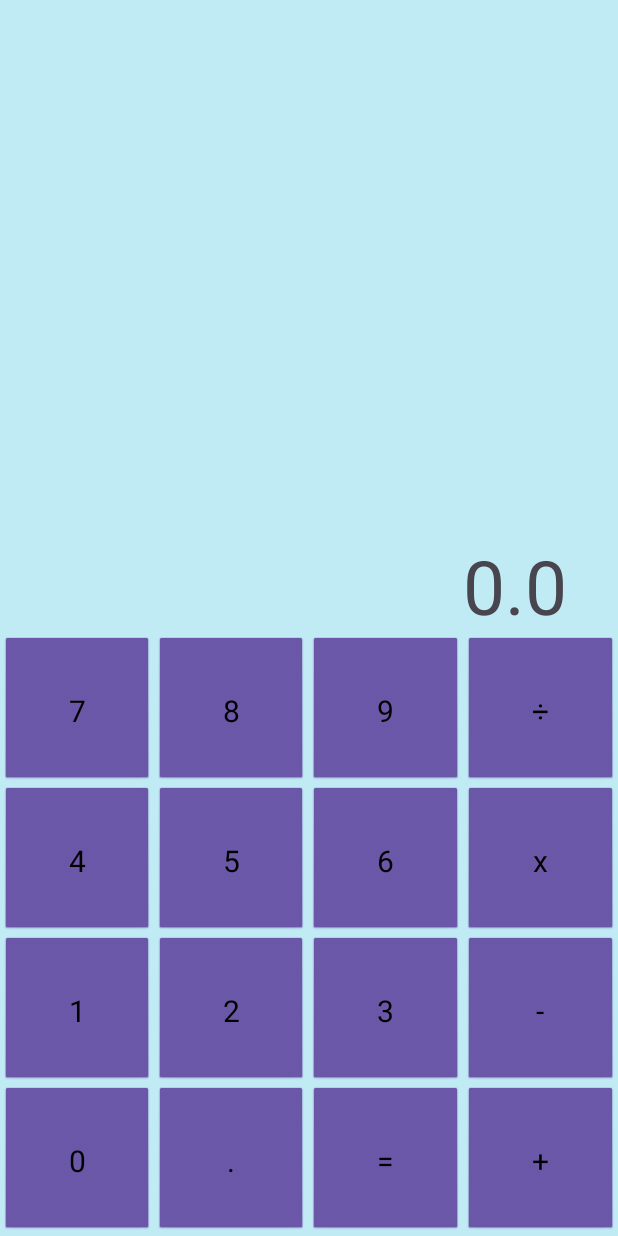
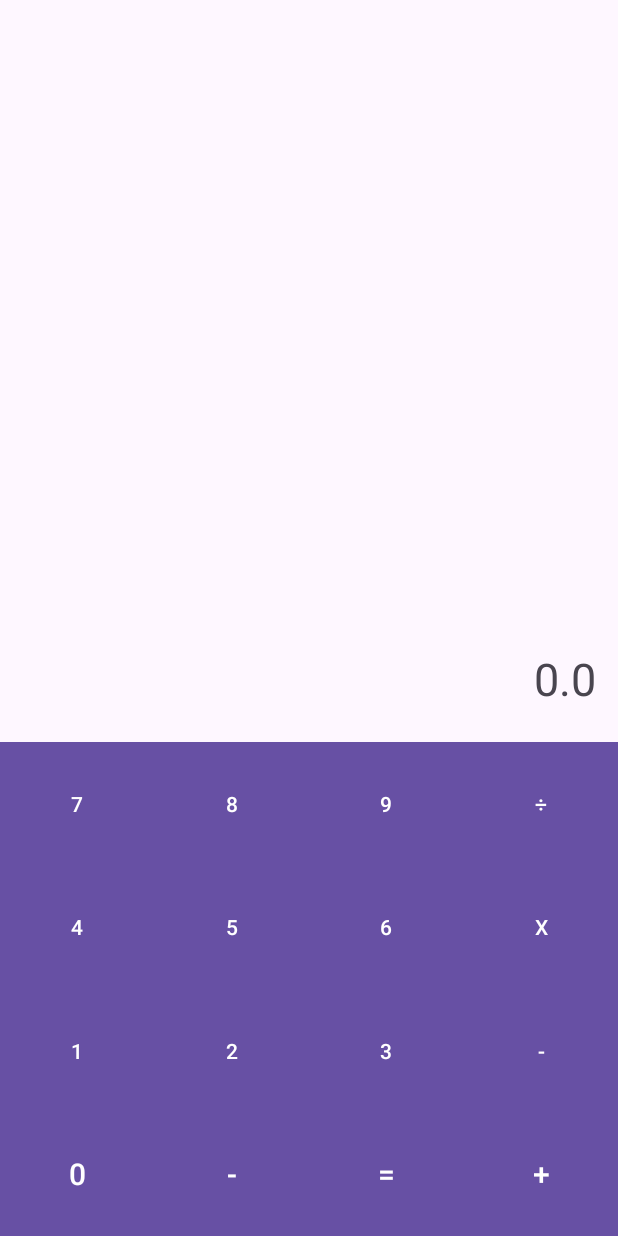
Before and after one commit to AndresFelipee05/CalculadoraSimple, an Android app: the screen it shows after launch (MainActivity), on a phone screen of 412 x 824 dp. Run offline under Robolectric (Android 15) with nearby library versions, the phone set to English and light mode, and no system bars.

Commit message:
Update activity_main.xml

```diff
--- a/CalculadoraSimple/app/src/main/res/layout/activity_main.xml
+++ b/CalculadoraSimple/app/src/main/res/layout/activity_main.xml
@@ -7,211 +7,259 @@
     android:layout_height="match_parent"
     tools:context=".MainActivity">
 
-    <View
-        android:layout_width="match_parent"
-        android:layout_height="match_parent"
-        android:background="#C1EBF4"
-        app:layout_constraintBottom_toBottomOf="parent"
-        app:layout_constraintEnd_toEndOf="parent"
-        app:layout_constraintStart_toStartOf="parent"
-        app:layout_constraintTop_toTopOf="parent">
-
-    </View>
-
-    <TextView
-        android:id="@+id/Resultado"
+    <androidx.constraintlayout.widget.Guideline
+        android:id="@+id/guidelineVertical1"
         android:layout_width="wrap_content"
         android:layout_height="wrap_content"
-        android:text="0.0"
-        android:textSize="50sp"
-        app:layout_constraintBottom_toTopOf="@id/tabla"
-        app:layout_constraintEnd_toEndOf="parent"
-        app:layout_constraintHorizontal_bias="0.9"
+        android:orientation="vertical"
+        app:layout_constraintGuide_percent="0.25" />
+
+    <androidx.constraintlayout.widget.Guideline
+        android:id="@+id/guidelineVertical2"
+        android:layout_width="wrap_content"
+        android:layout_height="wrap_content"
+        android:orientation="vertical"
+        app:layout_constraintGuide_percent="0.5" />
+
+    <androidx.constraintlayout.widget.Guideline
+        android:id="@+id/guidelineVertical3"
+        android:layout_width="wrap_content"
+        android:layout_height="wrap_content"
+        android:orientation="vertical"
+        app:layout_constraintGuide_percent="0.75" />
+
+    <androidx.constraintlayout.widget.Guideline
+        android:id="@+id/guidelineHorizontal1"
+        android:layout_width="wrap_content"
+        android:layout_height="wrap_content"
+        android:orientation="horizontal"
+        app:layout_constraintGuide_percent="0.60" />
+
+    <androidx.constraintlayout.widget.Guideline
+        android:id="@+id/guidelineHorizontal2"
+        android:layout_width="wrap_content"
+        android:layout_height="wrap_content"
+        android:orientation="horizontal"
+        app:layout_constraintGuide_percent="0.70" />
+
+    <androidx.constraintlayout.widget.Guideline
+        android:id="@+id/guidelineHorizontal3"
+        android:layout_width="wrap_content"
+        android:layout_height="wrap_content"
+        android:orientation="horizontal"
+        app:layout_constraintGuide_percent="0.80" />
+
+    <androidx.constraintlayout.widget.Guideline
+        android:id="@+id/guidelineHorizontal4"
+        android:layout_width="wrap_content"
+        android:layout_height="wrap_content"
+        android:orientation="horizontal"
+        app:layout_constraintGuide_percent="0.90" />
+
+    <Button
+
+        android:id="@+id/button0"
+        android:layout_width="0dp"
+        android:layout_height="0dp"
+        android:background="@color/black"
+        android:text="0"
+        android:textSize="20dp"
+        app:layout_constraintBottom_toBottomOf="parent"
+        app:layout_constraintEnd_toStartOf="@id/guidelineVertical1"
         app:layout_constraintStart_toStartOf="parent"
-        app:layout_constraintTop_toTopOf="parent"
-        app:layout_constraintVertical_bias="1" />
+        app:layout_constraintTop_toTopOf="@+id/guidelineHorizontal4" />
 
-    <TableLayout
-        android:id="@+id/tabla"
-        android:layout_width="match_parent"
-        android:layout_height="400dp"
+    <Button
+        android:id="@+id/buttonPunto"
+        android:layout_width="0dp"
+        android:layout_height="0dp"
+        android:text="-"
+        android:textSize="20dp"
+        android:background="@color/black"
         app:layout_constraintBottom_toBottomOf="parent"
-        app:layout_constraintEnd_toEndOf="parent"
-        app:layout_constraintStart_toStartOf="parent"
-        app:layout_constraintTop_toTopOf="parent"
-        app:layout_constraintVertical_bias="1">
+        app:layout_constraintEnd_toStartOf="@id/guidelineVertical2"
+        app:layout_constraintStart_toStartOf="@id/guidelineVertical1"
+        app:layout_constraintTop_toTopOf="@+id/guidelineHorizontal4"
+        />
+
+    <Button
+        android:id="@+id/buttonIgual"
+        android:layout_width="0dp"
+        android:layout_height="0dp"
+        android:text="="
+        android:textSize="20dp"
+        android:background="@color/black"
+        app:layout_constraintBottom_toBottomOf="parent"
+        app:layout_constraintEnd_toStartOf="@id/guidelineVertical3"
+        app:layout_constraintStart_toStartOf="@id/guidelineVertical2"
+        app:layout_constraintTop_toTopOf="@+id/guidelineHorizontal4"
+        />
 
 
-        <TableRow
-            android:layout_width="match_parent"
-            android:layout_height="match_parent"
-            android:layout_weight="1">
+    <!-- El boton de la derecha de abajo-->
+    <Button
+        android:id="@+id/buttonSuma"
+        android:layout_width="0dp"
+        android:layout_height="0dp"
+        android:text="+"
+        android:textSize="20dp"
+        android:background="@color/black"
+        app:layout_constraintTop_toBottomOf="@id/guidelineHorizontal4"
+        app:layout_constraintEnd_toEndOf="parent"
+        app:layout_constraintStart_toStartOf="@id/guidelineVertical3"
+        app:layout_constraintBottom_toBottomOf="parent"
+        />
+
+    <Button
+        android:id="@+id/button1"
+        android:layout_width="0dp"
+        android:layout_height="0dp"
+        android:background="@color/black"
+        android:text="1"
+        app:layout_constraintBottom_toBottomOf="@id/guidelineHorizontal4"
+        app:layout_constraintStart_toStartOf="parent"
+        app:layout_constraintEnd_toEndOf="@id/guidelineVertical1"
+        app:layout_constraintTop_toBottomOf="@id/guidelineHorizontal3"
+        />
+
+    <Button
+        android:id="@+id/button2"
+        android:layout_width="0dp"
+        android:layout_height="0dp"
+        android:background="@color/black"
+        android:text="2"
+        app:layout_constraintBottom_toBottomOf="@id/guidelineHorizontal4"
+        app:layout_constraintStart_toStartOf="@id/guidelineVertical1"
+        app:layout_constraintEnd_toEndOf="@id/guidelineVertical2"
+        app:layout_constraintTop_toBottomOf="@id/guidelineHorizontal3"
+        />
+
+    <Button
+        android:id="@+id/button3"
+        android:layout_width="0dp"
+        android:layout_height="0dp"
+        android:background="@color/black"
+        android:text="3"
+        app:layout_constraintBottom_toBottomOf="@id/guidelineHorizontal4"
+        app:layout_constraintStart_toStartOf="@id/guidelineVertical2"
+        app:layout_constraintEnd_toEndOf="@id/guidelineVertical3"
+        app:layout_constraintTop_toBottomOf="@id/guidelineHorizontal3"
+        />
+
+    <Button
+        android:id="@+id/buttonMenos"
+        android:layout_width="0dp"
+        android:layout_height="0dp"
+        android:background="@color/black"
+        android:text="-"
+        app:layout_constraintBottom_toBottomOf="@id/guidelineHorizontal4"
+        app:layout_constraintStart_toStartOf="@id/guidelineVertical3"
+        app:layout_constraintEnd_toEndOf="parent"
+        app:layout_constraintTop_toBottomOf="@id/guidelineHorizontal3"
+        />
+
+    <Button
+        android:id="@+id/button4"
+        android:layout_width="0dp"
+        android:layout_height="0dp"
+        android:background="@color/black"
+        android:text="4"
+        app:layout_constraintBottom_toBottomOf="@id/guidelineHorizontal3"
+        app:layout_constraintStart_toStartOf="parent"
+        app:layout_constraintEnd_toEndOf="@id/guidelineVertical1"
+        app:layout_constraintTop_toBottomOf="@id/guidelineHorizontal2"/>
+
+    <Button
+        android:id="@+id/button5"
+        android:layout_width="0dp"
+        android:layout_height="0dp"
+        android:background="@color/black"
+        android:text="5"
+        app:layout_constraintBottom_toBottomOf="@id/guidelineHorizontal3"
+        app:layout_constraintStart_toStartOf="@id/guidelineVertical1"
+        app:layout_constraintEnd_toEndOf="@id/guidelineVertical2"
+        app:layout_constraintTop_toBottomOf="@id/guidelineHorizontal2"/>
+
+    <Button
+        android:id="@+id/button6"
+        android:layout_width="0dp"
+        android:layout_height="0dp"
+        android:background="@color/black"
+        android:text="6"
+        app:layout_constraintBottom_toBottomOf="@id/guidelineHorizontal3"
+        app:layout_constraintStart_toStartOf="@id/guidelineVertical2"
+        app:layout_constraintEnd_toEndOf="@id/guidelineVertical3"
+        app:layout_constraintTop_toBottomOf="@id/guidelineHorizontal2"/>
+
+    <Button
+        android:id="@+id/buttonMult"
+        android:layout_width="0dp"
+        android:layout_height="0dp"
+        android:background="@color/black"
+        android:text="X"
+        app:layout_constraintBottom_toBottomOf="@id/guidelineHorizontal3"
+        app:layout_constraintStart_toStartOf="@id/guidelineVertical3"
+        app:layout_constraintEnd_toEndOf="parent"
+        app:layout_constraintTop_toBottomOf="@id/guidelineHorizontal2"/>
 
     <Button
         android:id="@+id/button7"
-                style="@android:style/Widget.Button"
-                android:layout_width="match_parent"
-                android:layout_height="match_parent"
-                android:layout_weight="1"
+        android:layout_width="0dp"
+        android:layout_height="0dp"
+        android:background="@color/black"
         android:text="7"
-                android:textSize="20dp" />
+        app:layout_constraintBottom_toBottomOf="@id/guidelineHorizontal2"
+        app:layout_constraintStart_toStartOf="parent"
+        app:layout_constraintEnd_toEndOf="@id/guidelineVertical1"
+        app:layout_constraintTop_toBottomOf="@id/guidelineHorizontal1"/>
 
     <Button
         android:id="@+id/button8"
-                style="@android:style/Widget.Button"
-                android:layout_width="match_parent"
-                android:layout_height="match_parent"
-                android:layout_weight="1"
+        android:layout_width="0dp"
+        android:layout_height="0dp"
+        android:background="@color/black"
         android:text="8"
-                android:textSize="20dp" />
+        app:layout_constraintBottom_toBottomOf="@id/guidelineHorizontal2"
+        app:layout_constraintStart_toStartOf="@id/guidelineVertical1"
+        app:layout_constraintEnd_toEndOf="@id/guidelineVertical2"
+        app:layout_constraintTop_toBottomOf="@id/guidelineHorizontal1"/>
 
     <Button
         android:id="@+id/button9"
-                style="@android:style/Widget.Button"
-                android:layout_width="match_parent"
-                android:layout_height="match_parent"
-                android:layout_weight="1"
+        android:layout_width="0dp"
+        android:layout_height="0dp"
+        android:background="@color/black"
         android:text="9"
-                android:textSize="20dp" />
+        app:layout_constraintBottom_toBottomOf="@id/guidelineHorizontal2"
+        app:layout_constraintStart_toStartOf="@id/guidelineVertical2"
+        app:layout_constraintEnd_toEndOf="@id/guidelineVertical3"
+        app:layout_constraintTop_toBottomOf="@id/guidelineHorizontal1"/>
 
     <Button
-                android:id="@+id/buttonDiv"
-                style="@android:style/Widget.Button"
-                android:layout_width="match_parent"
-                android:layout_height="match_parent"
-                android:layout_weight="1"
+        android:id="@+id/button9Div"
+        android:layout_width="0dp"
+        android:layout_height="0dp"
+        android:background="@color/black"
         android:text="÷"
-                android:textSize="20dp" />
+        app:layout_constraintBottom_toBottomOf="@id/guidelineHorizontal2"
+        app:layout_constraintStart_toStartOf="@id/guidelineVertical3"
+        app:layout_constraintEnd_toEndOf="parent"
+        app:layout_constraintTop_toBottomOf="@id/guidelineHorizontal1"/>
 
-
-        </TableRow>
-
-        <TableRow
-            android:layout_width="match_parent"
-            android:layout_height="0dp"
-            android:layout_weight="1">
-
-            <Button
-                android:id="@+id/button4"
-                style="@android:style/Widget.Button"
-                android:layout_width="match_parent"
-                android:layout_height="match_parent"
-                android:layout_weight="1"
-                android:text="4"
-                android:textSize="20dp" />
-
-            <Button
-                android:id="@+id/button5"
-                style="@android:style/Widget.Button"
-                android:layout_width="match_parent"
-                android:layout_height="match_parent"
-                android:layout_weight="1"
-                android:text="5"
-                android:textSize="20dp" />
-
-            <Button
-                android:id="@+id/button6"
-                style="@android:style/Widget.Button"
-                android:layout_width="match_parent"
-                android:layout_height="match_parent"
-                android:layout_weight="1"
-                android:text="6"
-                android:textSize="20dp" />
-
-            <Button
-                android:id="@+id/buttonMulti"
-                style="@android:style/Widget.Button"
-                android:layout_width="match_parent"
-                android:layout_height="match_parent"
-                android:layout_weight="1"
-                android:text="x"
-                android:textSize="20dp" />
-        </TableRow>
-
-        <TableRow
-            android:layout_width="match_parent"
-            android:layout_height="0dp"
-            android:layout_weight="1">
-
-            <Button
-                android:id="@+id/button1"
-                style="@android:style/Widget.Button"
-                android:layout_width="match_parent"
-                android:layout_height="match_parent"
-                android:layout_weight="1"
-                android:text="1"
-                android:textSize="20dp" />
-
-            <Button
-                android:id="@+id/button2"
-                style="@android:style/Widget.Button"
-                android:layout_width="match_parent"
-                android:layout_height="match_parent"
-                android:layout_weight="1"
-                android:text="2"
-                android:textSize="20dp" />
-
-            <Button
-                android:id="@+id/button3"
-                style="@android:style/Widget.Button"
-                android:layout_width="match_parent"
-                android:layout_height="match_parent"
-                android:layout_weight="1"
-                android:text="3"
-                android:textSize="20dp" />
-
-            <Button
-                android:id="@+id/buttonResta"
-                style="@android:style/Widget.Button"
-                android:layout_width="match_parent"
-                android:layout_height="match_parent"
-                android:layout_weight="1"
-                android:text="-"
-                android:textSize="20dp" />
-        </TableRow>
-
-        <TableRow
-            android:layout_width="match_parent"
-            android:layout_height="0dp"
-            android:layout_weight="1">
-
-            <Button
-                android:id="@+id/button0"
-                style="@android:style/Widget.Button"
-                android:layout_width="match_parent"
-                android:layout_height="match_parent"
-                android:layout_weight="1"
-                android:text="0"
-                android:textSize="20dp" />
-
-            <Button
-                android:id="@+id/buttonPunto"
-                style="@android:style/Widget.Button"
-                android:layout_width="match_parent"
-                android:layout_height="match_parent"
-                android:layout_weight="1"
-                android:text="."
-                android:textSize="20dp" />
-
-            <Button
-                android:id="@+id/buttonIgual"
-                style="@android:style/Widget.Button"
-                android:layout_width="match_parent"
-                android:layout_height="match_parent"
-                android:layout_weight="1"
-                android:text="="
-                android:textSize="20dp" />
-
-            <Button
-                android:id="@+id/buttonSuma"
-                style="@android:style/Widget.Button"
-                android:layout_width="match_parent"
-                android:layout_height="match_parent"
-                android:layout_weight="1"
-                android:text="+"
-                android:textSize="20dp" />
-        </TableRow>
-    </TableLayout>
+    <TextView
+        android:id="@+id/textView"
+        android:layout_width="135dp"
+        android:layout_height="35dp"
+        android:layout_marginBottom="24dp"
+        android:text="0.0"
+        android:textAlignment="viewEnd"
+        android:textSize="30dp"
+        app:layout_constraintBottom_toTopOf="@+id/guidelineHorizontal1"
+        app:layout_constraintEnd_toEndOf="parent"
+        app:layout_constraintHorizontal_bias="0.946"
+        app:layout_constraintStart_toStartOf="parent"
+        app:layout_constraintTop_toTopOf="parent"
+        app:layout_constraintVertical_bias="0.992" />
 
 
 </androidx.constraintlayout.widget.ConstraintLayout>
```
Lines whose indentation alone changed are shown as unchanged.
